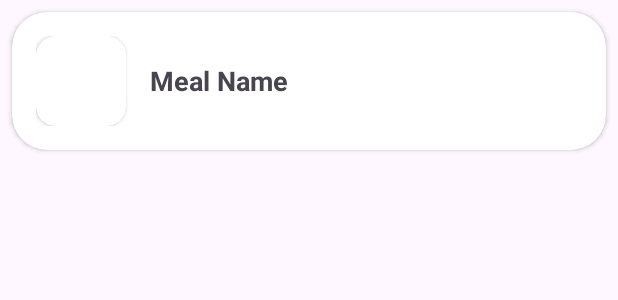
After one commit to Galal-20/Essen, an Android app: the layout item_search_result.xml on its own in the app's theme, with its tools: preview values and no code run, on a phone screen of 412 x 824 dp. The commit adds this screen. Shown: the top 300 px of the screen. Run offline under Robolectric (Android 15) with nearby library versions, the phone set to English and light mode, and no system bars; Roboto replaces fonts that are not available here.

Commit message:
Search finished.

```diff
--- a/app/src/main/java/com/example/essen/CategoryMealActivity/CategoryMealsAdapter.java
+++ b/app/src/main/java/com/example/essen/CategoryMealActivity/CategoryMealsAdapter.java
@@ -37,6 +37,7 @@ public class CategoryMealsAdapter extends RecyclerView.Adapter<CategoryMealsAdap
         Meal meal = mealList.get(position);
         Glide.with(holder.itemView.getContext()).load(meal.getStrMealThumb()).into(holder.imageMeal);
         holder.tvMeal.setText(meal.getStrMeal());
+
     }
 
     @Override
@@ -52,6 +53,8 @@ public class CategoryMealsAdapter extends RecyclerView.Adapter<CategoryMealsAdap
             super(itemView);
             imageMeal = itemView.findViewById(R.id.image_meal);
             tvMeal = itemView.findViewById(R.id.tv_meal);
+
+
         }
     }
 }
--- a/app/src/main/java/com/example/essen/MainActivity/MainActivity.java
+++ b/app/src/main/java/com/example/essen/MainActivity/MainActivity.java
@@ -19,10 +19,10 @@ import androidx.fragment.app.FragmentTransaction;
 import androidx.swiperefreshlayout.widget.SwipeRefreshLayout;
 
 import com.example.essen.FavoritFragment.FavoritFragment;
-import com.example.essen.Fragments.SearchFragment;
 import com.example.essen.HomeFragment.HomeFragment;
 import com.example.essen.ProfileFragment.ProfileFragment;
 import com.example.essen.R;
+import com.example.essen.SearchFragment.SearchFragment;
 import com.example.essen.Util.NetworkChangeReceiver;
 import com.example.essen.databinding.ActivityMainBinding;
 import com.google.android.material.snackbar.Snackbar;
--- /dev/null
+++ b/app/src/main/res/layout/item_search_result.xml
@@ -0,0 +1,44 @@
+<?xml version="1.0" encoding="utf-8"?>
+<androidx.cardview.widget.CardView xmlns:android="http://schemas.android.com/apk/res/android"
+    xmlns:app="http://schemas.android.com/apk/res-auto"
+    android:layout_width="match_parent"
+    android:layout_height="wrap_content"
+    android:layout_margin="8dp"
+    android:elevation="4dp"
+    app:cardCornerRadius="@dimen/_18sdp">
+
+    <RelativeLayout
+        android:layout_width="match_parent"
+        android:layout_height="wrap_content"
+        android:padding="16dp">
+
+        <androidx.cardview.widget.CardView
+            android:id="@+id/image_cardView"
+            android:layout_width="60dp"
+            android:layout_height="60dp"
+            android:layout_alignParentStart="true"
+            android:layout_centerVertical="true"
+            app:cardCornerRadius="@dimen/_10sdp">
+
+            <ImageView
+                android:id="@+id/imageSearchResult"
+                android:layout_width="60dp"
+                android:layout_height="60dp"
+                android:scaleType="centerCrop" />
+
+
+        </androidx.cardview.widget.CardView>
+
+
+        <TextView
+            android:id="@+id/textSearchResultName"
+            android:layout_width="wrap_content"
+            android:layout_height="wrap_content"
+            android:layout_centerVertical="true"
+            android:layout_marginStart="16dp"
+            android:layout_toEndOf="@id/image_cardView"
+            android:text="Meal Name"
+            android:textSize="18sp"
+            android:textStyle="bold" />
+    </RelativeLayout>
+</androidx.cardview.widget.CardView>
--- a/app/src/main/res/navigation/all_navigation.xml
+++ b/app/src/main/res/navigation/all_navigation.xml
@@ -12,7 +12,7 @@
         tools:layout="@layout/fragment_home" />
     <fragment
         android:id="@+id/searchFragment"
-        android:name="com.example.essen.Fragments.SearchFragment"
+        android:name="com.example.essen.SearchFragment.SearchFragment"
         android:label="fragment_favorites"
         tools:layout="@layout/fragment_search" />
     <fragment
```
Also changed, not shown: app/src/main/java/com/example/essen/Fragments/SearchFragment.java (deleted, +0 -36 lines), app/src/main/java/com/example/essen/SearchFragment/SearchContract.java (added, +17 -0 lines), app/src/main/java/com/example/essen/SearchFragment/SearchFragment.java (added, +111 -0 lines), app/src/main/java/com/example/essen/SearchFragment/SearchPresenter.java (added, +76 -0 lines), app/src/main/java/com/example/essen/SearchFragment/SearchResultAdapter.java (added, +97 -0 lines), app/src/main/java/com/example/essen/retrofit/MealAPI.java (+2 -15 lines), app/src/main/res/drawable/tt.png (added), app/src/main/res/drawable/x.png (added).
